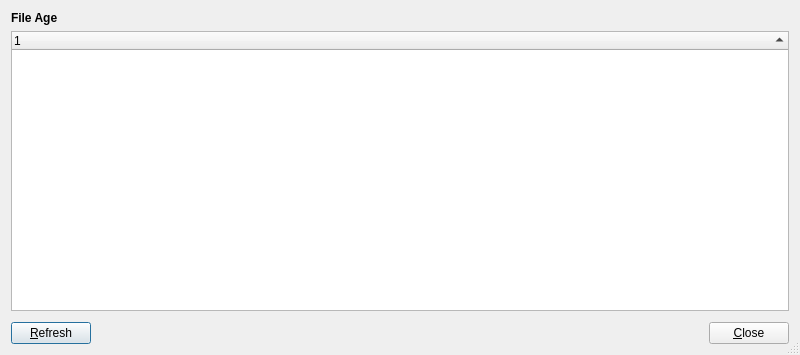
Qt form src/file-age-stats-window.ui (shundhammer/qdirstat) before a commit.
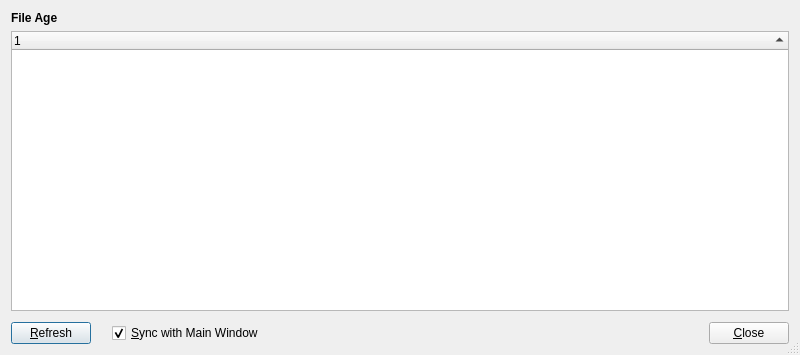
The same form after that commit.

Commit message: Sync with main window by default

The edit to the form file:
```diff
--- a/src/file-age-stats-window.ui
+++ b/src/file-age-stats-window.ui
@@ -61,7 +61,33 @@
       </widget>
      </item>
      <item>
-      <spacer name="horizontalSpacer">
+      <spacer name="syncSpacer">
+       <property name="orientation">
+        <enum>Qt::Horizontal</enum>
+       </property>
+       <property name="sizeType">
+        <enum>QSizePolicy::Minimum</enum>
+       </property>
+       <property name="sizeHint" stdset="0">
+        <size>
+         <width>15</width>
+         <height>0</height>
+        </size>
+       </property>
+      </spacer>
+     </item>
+     <item>
+      <widget class="QCheckBox" name="syncCheckBox">
+       <property name="text">
+        <string>&amp;Sync with Main Window</string>
+       </property>
+       <property name="checked">
+        <bool>true</bool>
+       </property>
+      </widget>
+     </item>
+     <item>
+      <spacer name="buttonsFlexSpacer">
        <property name="orientation">
         <enum>Qt::Horizontal</enum>
        </property>
```
The commit also changes 3 other files.
